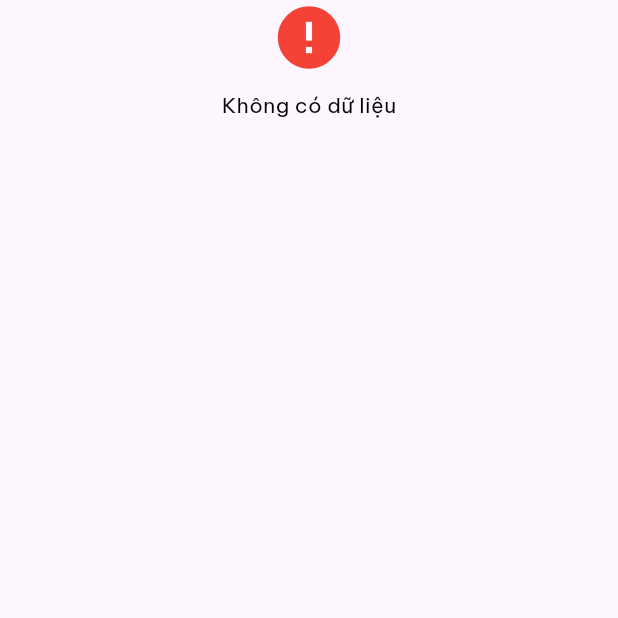
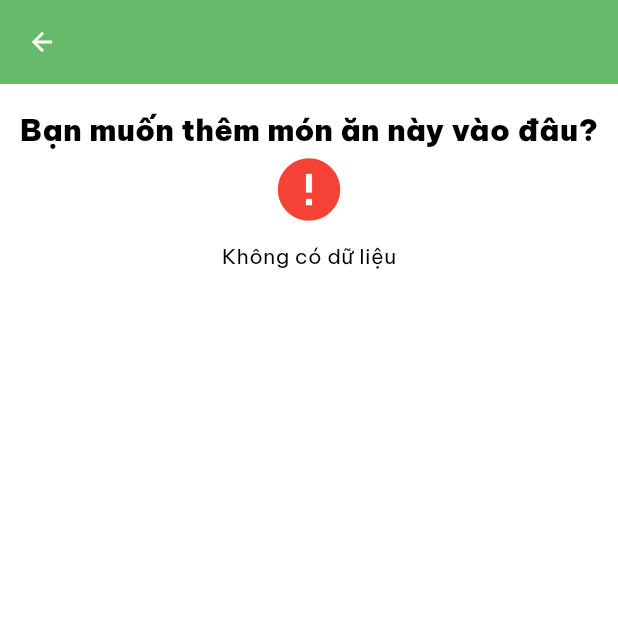
Before and after one commit to phanminhhai01012003/food_recipe_app, a Flutter app: the CookbookSelection screen opened directly with empty values, on a phone screen of 412 x 824 dp, the top half of it. Run offline on Flutter 3.47's test engine with Material 3 defaults, Android fonts, the light colour scheme and no system bars; our stand-ins replace cached_network_image, carousel_slider, cloud_firestore, connectivity_plus, firebase_auth, firebase_core and 15 more; missing offline and left inert: cloudinary_api, cloudinary_flutter, cloudinary_url_gen, flutter_facebook_auth, pdfx; accounts and stored records are empty; network calls fail.

Commit message:
refactor code

```diff
--- a/lib/views/main/cookbook/cookbook_selection.dart
+++ /dev/null
@@ -1,76 +0,0 @@
-import 'dart:collection';
-
-import 'package:flutter/material.dart';
-import 'package:food_recipe_app/common/app_colors.dart';
-import 'package:food_recipe_app/model/cookbook_model.dart';
-import 'package:food_recipe_app/model/food_model.dart';
-import 'package:food_recipe_app/provider/cookbook_state.dart';
-import 'package:food_recipe_app/views/main/cookbook/widget/cookbook_widget.dart';
-import 'package:provider/provider.dart';
-
-class CookbookSelection extends StatefulWidget {
-  final FoodModel food;
-  const CookbookSelection({super.key, required this.food});
-
-  @override
-  State<CookbookSelection> createState() => _CookbookSelectionState();
-}
-
-class _CookbookSelectionState extends State<CookbookSelection> {
-  HashSet<CookbookModel> choices = HashSet();
-  bool canMultiSelected = false;
-  void onMultiSelect(CookbookModel cookbook){
-    if (canMultiSelected){
-      if (choices.contains(cookbook)){
-        choices.remove(cookbook);
-      } else {
-        choices.add(cookbook);
-      }
-      setState(() {});
-    }
-  }
-  @override
-  Widget build(BuildContext context) {
-    return Scaffold(
-      body: Column(
-        children: [
-          Selector<CookbookState, List<CookbookModel>>(
-            selector: (context, state) => state.bookProducts,
-            shouldRebuild: (previous, next) => true,
-            builder: (context, value, child) {
-              if (value.isEmpty) {
-                return Center(
-                  child: Column(
-                    children: [
-                      Icon(
-                        Icons.error,
-                        size: 50,
-                        color: AppColors.red
-                      ),
-                      SizedBox(height: 10),
-                      Text(
-                        "Không có dữ liệu",
-                        style: TextStyle(
-                          color: AppColors.black,
-                          fontSize: 14,
-                          fontWeight: FontWeight.normal
-                        ),
-                      )
-                    ],
-                  ),
-                );
-              }
-              return ListView.builder(
-                scrollDirection: Axis.horizontal,
-                shrinkWrap: true,
-                physics: ClampingScrollPhysics(),
-                itemCount: value.length,
-                itemBuilder: (context, index) => CookbookWidget(book: value[index])
-              );
-            },
-          )
-        ],
-      ),
-    );
-  }
-}
--- /dev/null
+++ b/lib/views/main/cookbook/pages/cookbook_selection.dart
@@ -0,0 +1,109 @@
+import 'dart:collection';
+
+import 'package:flutter/material.dart';
+import 'package:food_recipe_app/common/app_colors.dart';
+import 'package:food_recipe_app/model/cookbook_model.dart';
+import 'package:food_recipe_app/model/food_model.dart';
+import 'package:food_recipe_app/provider/cookbook_state.dart';
+import 'package:food_recipe_app/views/main/cookbook/widget/cookbook_list.dart';
+import 'package:provider/provider.dart';
+
+class CookbookSelection extends StatefulWidget {
+  final FoodModel food;
+  const CookbookSelection({super.key, required this.food});
+
+  @override
+  State<CookbookSelection> createState() => _CookbookSelectionState();
+}
+
+class _CookbookSelectionState extends State<CookbookSelection> {
+  HashSet<CookbookModel> choices = HashSet();
+  bool canMultiSelected = false;
+  void onMultiSelect(CookbookModel cookbook){
+    if (canMultiSelected){
+      if (choices.contains(cookbook)){
+        choices.remove(cookbook);
+      } else {
+        choices.add(cookbook);
+      }
+      setState(() {});
+    }
+  }
+  @override
+  Widget build(BuildContext context) {
+    return Scaffold(
+      backgroundColor: AppColors.white,
+      appBar: AppBar(
+        backgroundColor: AppColors.green,
+        foregroundColor: AppColors.white,
+        leading: Padding(
+          padding: EdgeInsets.all(8),
+          child: IconButton(
+            onPressed: () => Navigator.pop(context),
+            icon: Icon(Icons.arrow_back, size: 20)
+          ),
+        ),
+      ),
+      body: Padding(
+        padding: EdgeInsets.symmetric(horizontal: 12, vertical: 16),
+        child: Column(
+          children: [
+            Text(
+              "Bạn muốn thêm món ăn này vào đâu?",
+              style: TextStyle(
+                color: AppColors.black,
+                fontSize: 20,
+                fontWeight: FontWeight.w900
+              ),
+            ),
+            Selector<CookbookState, List<CookbookModel>>(
+              selector: (context, state) => state.bookProducts,
+              shouldRebuild: (previous, next) => true,
+              builder: (context, value, child) {
+                if (value.isEmpty) {
+                  return Center(
+                    child: Column(
+                      children: [
+                        Icon(
+                          Icons.error,
+                          size: 50,
+                          color: AppColors.red
+                        ),
+                        SizedBox(height: 10),
+                        Text(
+                          "Không có dữ liệu",
+                          style: TextStyle(
+                            color: AppColors.black,
+                            fontSize: 14,
+                            fontWeight: FontWeight.normal
+                          ),
+                        )
+                      ],
+                    ),
+                  );
+                }
+                return ListView.builder(
+                  scrollDirection: Axis.horizontal,
+                  shrinkWrap: true,
+                  physics: ClampingScrollPhysics(),
+                  itemCount: value.length,
+                  itemBuilder: (context, index) => GestureDetector(
+                    onTap: () => onMultiSelect(value[index]),
+                    onLongPress: () {
+                      canMultiSelected = true;
+                      onMultiSelect(value[index]);
+                    },
+                    child: CookbookList(
+                      cookbook: value[index],
+                      food: widget.food,
+                    )
+                  )
+                );
+              },
+            )
+          ],
+        ),
+      ),
+    );
+  }
+}
```
Also changed, not shown: lib/common/routes.dart (+5 -5 lines), lib/views/main/cookbook/edit_cookbook_page.dart (deleted, +0 -82 lines), lib/views/main/cookbook/pages/cookbook_detail.dart (renamed from lib/views/main/cookbook/cookbook_detail.dart, +11 -0 lines), lib/views/main/cookbook/pages/cookbook_screen.dart (renamed from lib/views/main/cookbook/cookbook_screen.dart, +7 -0 lines), lib/views/main/cookbook/pages/edit_cookbook_page.dart (added, +308 -0 lines), lib/views/main/cookbook/widget/cookbook_list.dart (+13 -2 lines), lib/views/main/food_details/food_screen/all_list_food.dart (+7 -0 lines), lib/views/main/cookbook/pages/add_cookbook_page.dart (renamed from lib/views/main/cookbook/add_cookbook_page.dart).
